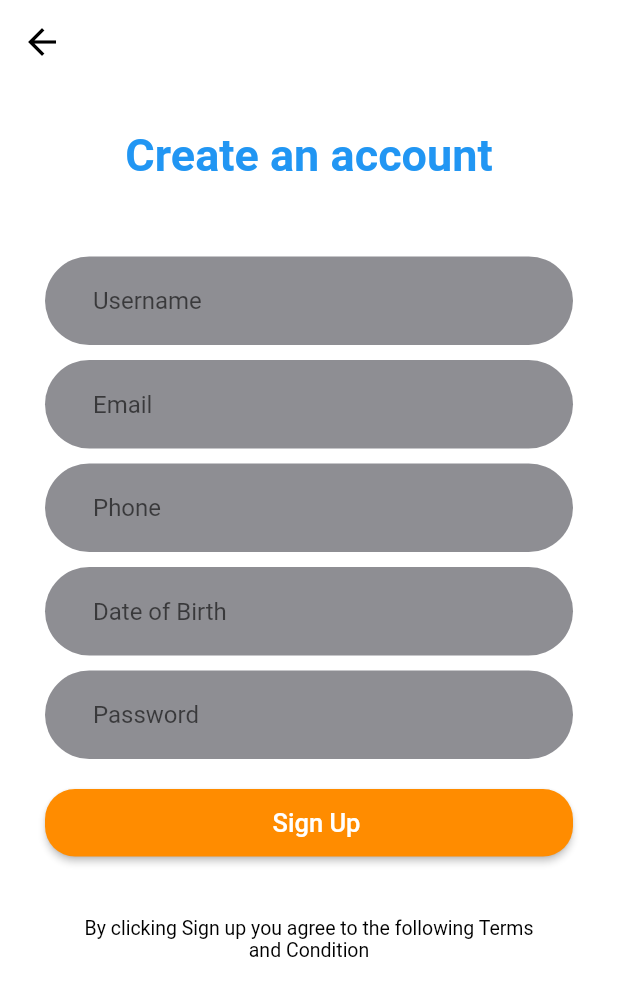
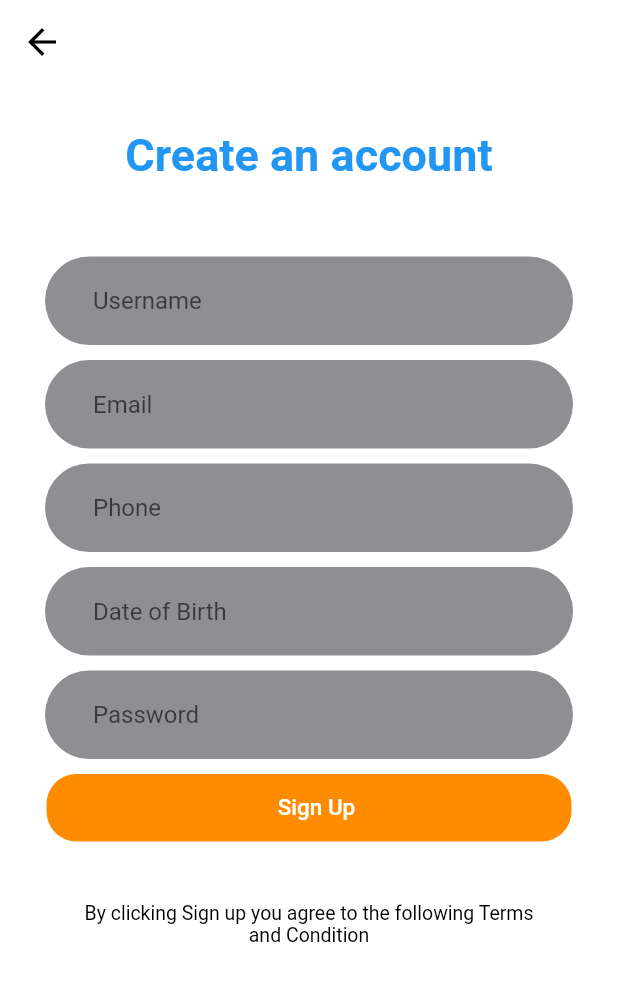
Before and after one commit to edalvb/ytb_flutter_delivery_firebase, a Flutter app: the SignUpPage screen opened by its route, on a phone screen of 412 x 824 dp. Shown: the top 996 px of the screen. Run offline on Flutter 3.47's test engine with Material 2 defaults, Android fonts, the light colour scheme and no system bars; our stand-ins replace flutter_swiper_null_safety; network calls fail.

Commit message:
#18 Crear RoundedButton Common Widget parte#1

```diff
--- a/lib/src/colors/colors.dart
+++ b/lib/src/colors/colors.dart
@@ -5,3 +5,6 @@
 const rosa = Color.fromRGBO(255, 45, 85, 1.0);
 const bgGrey = Color.fromRGBO(247, 248, 250, 1.0);
 const bgInput = Color.fromRGBO(142, 142, 147, 1.2);
+
+const orange = Color.fromRGBO(255, 140, 0, 1.0);
+const fbButtonColor = Color.fromRGBO(0, 122, 255, 1.0);
--- a/lib/src/features/presentation/commons_widgets/button.dart
+++ /dev/null
@@ -1,35 +0,0 @@
-import 'package:flutter/material.dart';
-
-Widget button(BuildContext context, String text, void Function()? onPressed) {
-  return Container(
-    height: 45.0,
-    margin: const EdgeInsets.only(top: 20.0),
-    child: ElevatedButton(
-      onPressed: onPressed,
-      style: ButtonStyle(
-        backgroundColor:
-            MaterialStateProperty.all(Theme.of(context).colorScheme.secondary),
-        shape: MaterialStateProperty.all<RoundedRectangleBorder>(
-          RoundedRectangleBorder(
-            borderRadius: BorderRadius.circular(20.0),
-          ),
-        ),
-      ),
-      child: Row(
-        mainAxisAlignment: MainAxisAlignment.center,
-        children: [
-          Container(
-            margin: const EdgeInsets.only(left: 10.0),
-            child: Text(
-              text,
-              style: const TextStyle(
-                color: Colors.white,
-                fontSize: 17.0,
-              ),
-            ),
-          )
-        ],
-      ),
-    ),
-  );
-}
--- /dev/null
+++ b/lib/src/features/presentation/commons_widgets/rounded_button.dart
@@ -0,0 +1,99 @@
+import 'package:flutter/material.dart';
+
+// Colors
+import 'package:ytb_flutter_delivery_firebase/src/colors/colors.dart';
+
+Widget roundedButton({
+  required BuildContext context,
+  required String label,
+  ImageProvider<Object>? icon,
+  Color color = orange,
+  double width = 350.0,
+  double height = 45.0,
+  double radius = 20.0,
+  bool isWithIcon = false,
+  void Function()? onPressed,
+}) {
+  ImageProvider<Object> image = AssetImage('assets/images/facebook.png');
+
+  if (isWithIcon == true && icon != null) {
+    image = icon;
+  }
+
+  return Container(
+      width: width,
+      height: height,
+      margin: const EdgeInsets.only(top: 10.0),
+      child: isWithIcon
+          ? _elevatedButtonWithIcon(
+              context, radius, image, label, color, onPressed)
+          : _elevatedButtonNotIcon(context, radius, label, color, onPressed));
+}
+
+// AssetImage('assets/images/facebook.png')
+//
+
+Widget _elevatedButtonWithIcon(
+    BuildContext context,
+    double radius,
+    ImageProvider<Object> image,
+    String label,
+    Color color,
+    void Function()? onPressed) {
+  return ElevatedButton(
+    onPressed: onPressed,
+    style: ButtonStyle(
+      backgroundColor: MaterialStateProperty.all(color),
+      shape: MaterialStateProperty.all<RoundedRectangleBorder>(
+          RoundedRectangleBorder(borderRadius: BorderRadius.circular(radius))),
+    ),
+    child: Row(
+      mainAxisAlignment: MainAxisAlignment.center,
+      children: [
+        Image(
+          image: image,
+          height: 20.0,
+          width: 20.0,
+        ),
+        Container(
+          margin: const EdgeInsets.only(left: 10.0),
+          child: Text(
+            label,
+            style: TextStyle(
+              color: Colors.white,
+              fontSize: 15.0,
+            ),
+          ),
+        )
+      ],
+    ),
+  );
+}
+
+// 'Connect with facebook'
+Widget _elevatedButtonNotIcon(BuildContext context, double radius, String label,
+    Color color, void Function()? onPressed) {
+  return ElevatedButton(
+    onPressed: onPressed,
+    style: ButtonStyle(
+      backgroundColor: MaterialStateProperty.all(color),
+      shape: MaterialStateProperty.all<RoundedRectangleBorder>(
+          RoundedRectangleBorder(borderRadius: BorderRadius.circular(radius))),
+    ),
+    child: Row(
+      mainAxisAlignment: MainAxisAlignment.center,
+      children: [
+        Container(
+          margin: const EdgeInsets.only(left: 10.0),
+          child: Text(
+            label,
+            style: TextStyle(
+              color: Colors.white,
+              fontSize: 15.0,
+            ),
+          ),
+        )
+      ],
+    ),
+  );
+}
--- a/lib/src/features/presentation/sign_up_page/view/sign_up_page.dart
+++ b/lib/src/features/presentation/sign_up_page/view/sign_up_page.dart
@@ -5,7 +5,7 @@
 // Colors
 import 'package:ytb_flutter_delivery_firebase/src/colors/colors.dart';
 import 'package:ytb_flutter_delivery_firebase/src/features/presentation/commons_widgets/back_button.dart';
-import 'package:ytb_flutter_delivery_firebase/src/features/presentation/commons_widgets/button.dart';
+import 'package:ytb_flutter_delivery_firebase/src/features/presentation/commons_widgets/rounded_button.dart';
 import 'package:ytb_flutter_delivery_firebase/src/features/presentation/commons_widgets/text_header.dart';
 
 class SignUpPage extends StatelessWidget {
@@ -39,7 +39,7 @@
                 _input(context, 'Date of Birth', TextInputType.datetime),
                 _input(context, 'Password', TextInputType.visiblePassword,
                     obscureText: true),
-                button(context, 'Sign Up', () {}),
+                roundedButton(context: context, label: 'Sign Up'),
                 Container(
                   padding: const EdgeInsets.symmetric(
                       horizontal: 20.0, vertical: 40.0),
```
Also changed, not shown: lib/src/features/presentation/forgot_password_page/view/forgot_password.dart (+14 -8 lines), lib/src/features/presentation/login_page/view/login_page.dart (+10 -7 lines), lib/src/features/presentation/tabs/tabs_page/view/tabs_page.dart (+9 -6 lines), lib/src/features/presentation/welcome_page/view/welcome_page.dart (+12 -64 lines).
